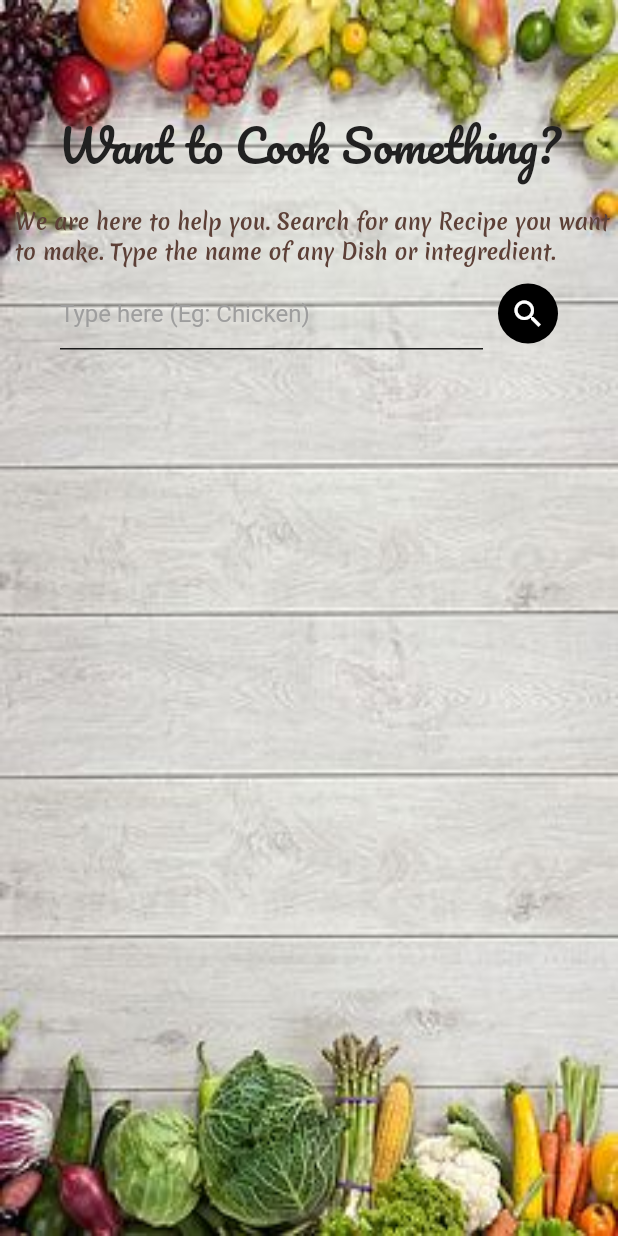
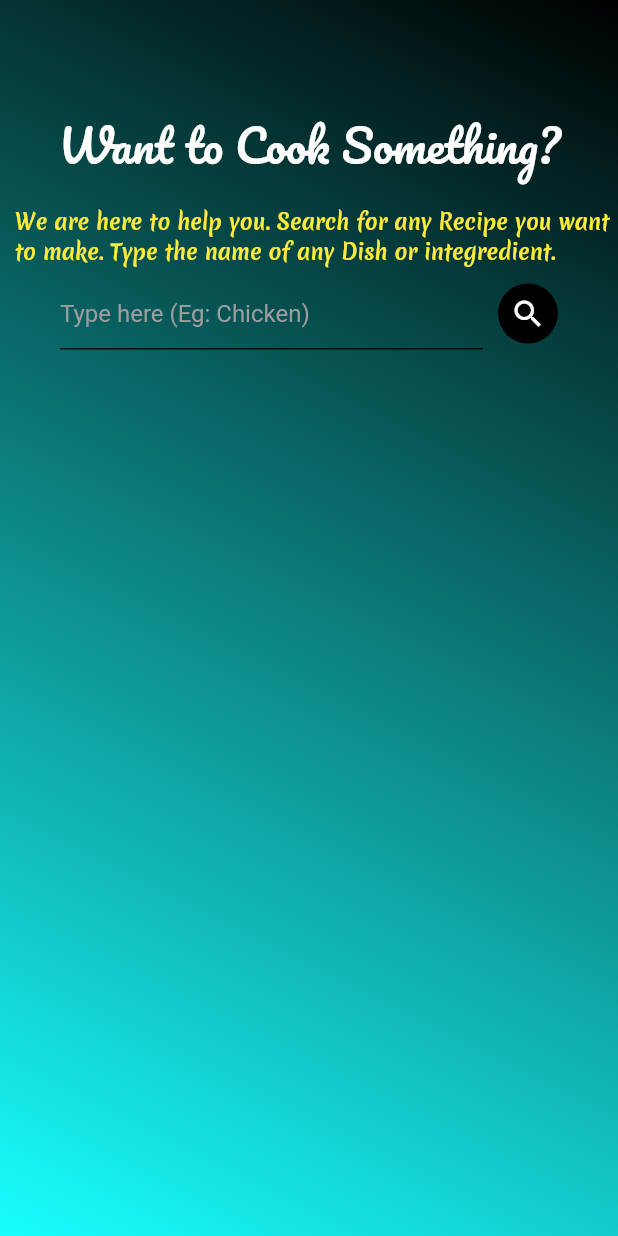
Before and after one commit to anshul19912/recipe_app, a Flutter app: the screen it shows after launch, after a tap on "Explore", on a phone screen of 412 x 824 dp. Run offline on Flutter 3.47's test engine with Material 2 defaults, Android fonts, the phone set to English and light mode, and no system bars; network calls fail.

Commit message:
final commit

```diff
--- a/lib/screens/firstpage.dart
+++ b/lib/screens/firstpage.dart
@@ -125,10 +125,13 @@ class _FirstPageState extends State<FirstPage> {
           height: MediaQuery.of(context).size.height,
           width: double.infinity,
           decoration: BoxDecoration(
-              image: DecorationImage(
-                  image: AssetImage(
-                      'assets/images/532e23c344e1214f28d59f640ceb58b1.jpg'),
-                  fit: BoxFit.fill)),
+            gradient: LinearGradient(
+              colors: [Colors.black, Colors.cyanAccent],
+              begin: Alignment.topRight,
+              end: Alignment.bottomLeft,
+              stops: [0, 1],
+            ),
+          ),
           child: SingleChildScrollView(
             child: Column(
               children: [
@@ -137,7 +140,7 @@ class _FirstPageState extends State<FirstPage> {
                   "Want to Cook Something?",
                   style: TextStyle(
                       fontFamily: "Pacifico",
-                      color: Colors.grey.shade900,
+                      color: Colors.white,
                       fontSize: 30,
                       fontWeight: FontWeight.w400),
                 ),
@@ -148,7 +151,7 @@ class _FirstPageState extends State<FirstPage> {
                     "We are here to help you. Search for any Recipe you want to make. Type the name of any Dish or integredient.",
                     style: TextStyle(
                       fontFamily: "Merienda_One",
-                      color: Colors.brown.shade700,
+                      color: Colors.yellow,
                     ),
                   ),
                 ),
--- a/lib/screens/homepage.dart
+++ b/lib/screens/homepage.dart
@@ -17,9 +17,13 @@ class _HomePageState extends State<HomePage> {
         Container(
           height: MediaQuery.of(context).size.height,
           width: MediaQuery.of(context).size.width,
-          child: Image.asset(
-            'assets/images/263d53ed14ea33255b11d342a25c20d4.jpg',
-            fit: BoxFit.fill,
+          decoration: BoxDecoration(
+            gradient: LinearGradient(
+              colors: [Colors.black, Colors.cyanAccent],
+              begin: Alignment.topRight,
+              end: Alignment.bottomLeft,
+              stops: [0, 1],
+            ),
           ),
         ),
         Padding(
@@ -31,9 +35,9 @@ class _HomePageState extends State<HomePage> {
               textAlign: TextAlign.center,
               style: TextStyle(
                   fontFamily: "Pacifico",
-                  color: Colors.grey.shade300,
+                  color: Colors.white70,
                   fontWeight: FontWeight.w200,
-                  fontSize: 38),
+                  fontSize: 48),
             ),
           ),
         ),
--- a/pubspec.yaml
+++ b/pubspec.yaml
@@ -48,8 +48,8 @@ flutter:
   uses-material-design: true
 
   # To add assets to your application, add an assets section, like this:
-  assets:
-    - assets/images/
+  # assets:
+  #   - assets
 
   # An image asset can refer to one or more resolution-specific "variants", see
   # https://flutter.dev/assets-and-images/#resolution-aware.
```
Also changed, not shown: assets/images/263d53ed14ea33255b11d342a25c20d4.jpg (deleted), assets/images/532e23c344e1214f28d59f640ceb58b1.jpg (deleted), 12 other files.
